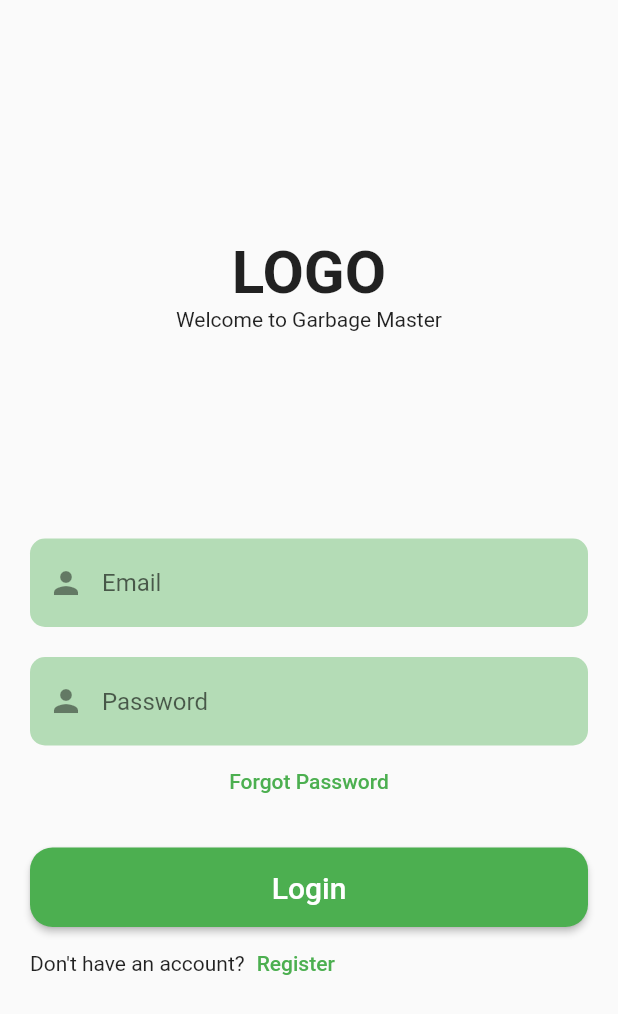
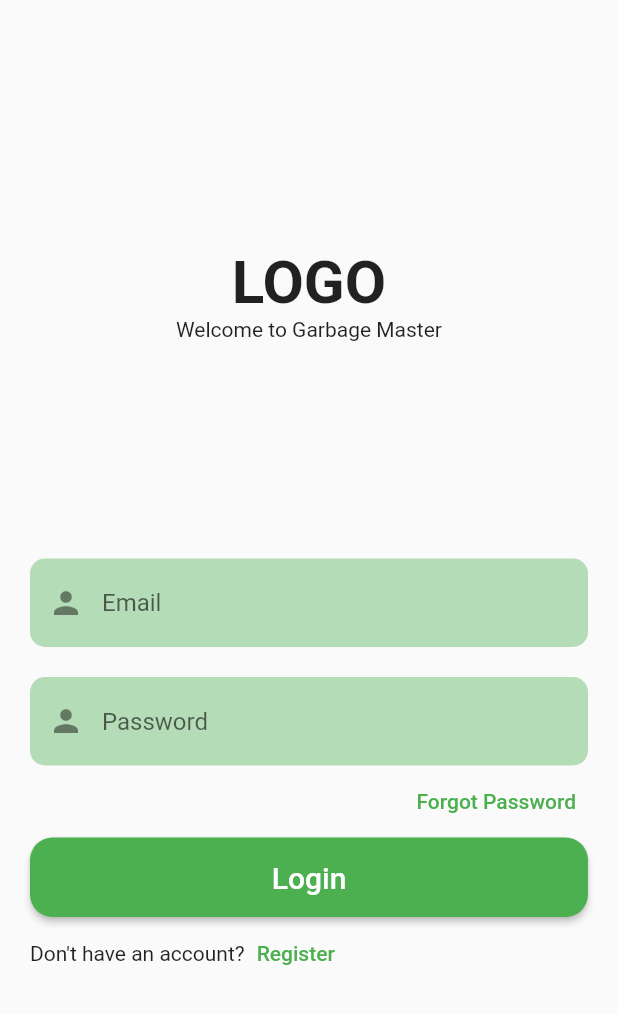
Before and after one commit to EziOPratikk/Garbage-Master, a Flutter app: the screen it shows after launch, on a phone screen of 412 x 824 dp. Shown: the top 1014 px of the screen. Run offline on Flutter 3.47's test engine with Material 2 defaults, Android fonts, the phone set to English and light mode, and no system bars.

Commit message:
second commit

```diff
--- a/lib/login.dart
+++ b/lib/login.dart
@@ -61,8 +61,12 @@ class LoginPage extends StatelessWidget {
           ),
           obscureText: true,
         ),
-        TextButton(onPressed: () {}, child: Text('Forgot Password')),
-        SizedBox(height: 20),
+        Row(
+          mainAxisAlignment: MainAxisAlignment.end,
+          children: [
+            TextButton(onPressed: () {}, child: Text('Forgot Password')),
+          ],
+        ),
         ElevatedButton(
           onPressed: () {},
           child: Text(
@@ -70,10 +74,10 @@ class LoginPage extends StatelessWidget {
             style: TextStyle(fontSize: 20),
           ),
           style: ButtonStyle(
-            shape: MaterialStatePropertyAll(RoundedRectangleBorder(
+            shape: MaterialStateProperty.all(RoundedRectangleBorder(
                 borderRadius: BorderRadius.circular(15))),
             padding:
-                MaterialStatePropertyAll(EdgeInsets.symmetric(vertical: 15)),
+                MaterialStateProperty.all(EdgeInsets.symmetric(vertical: 15)),
           ),
         ),
         Row(
```
